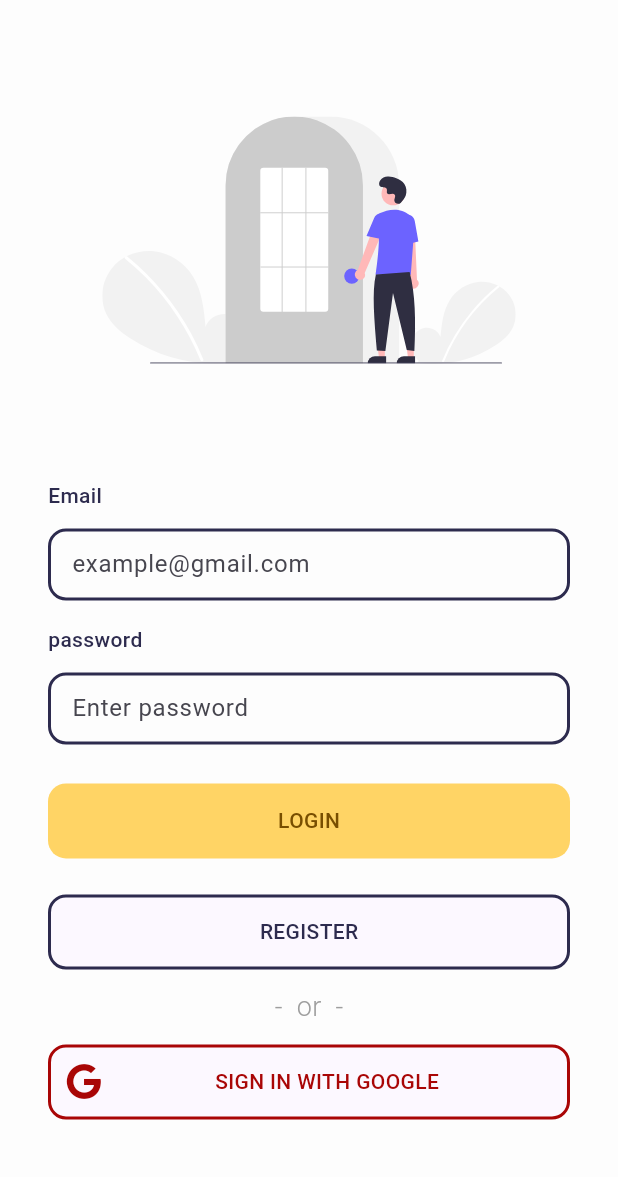
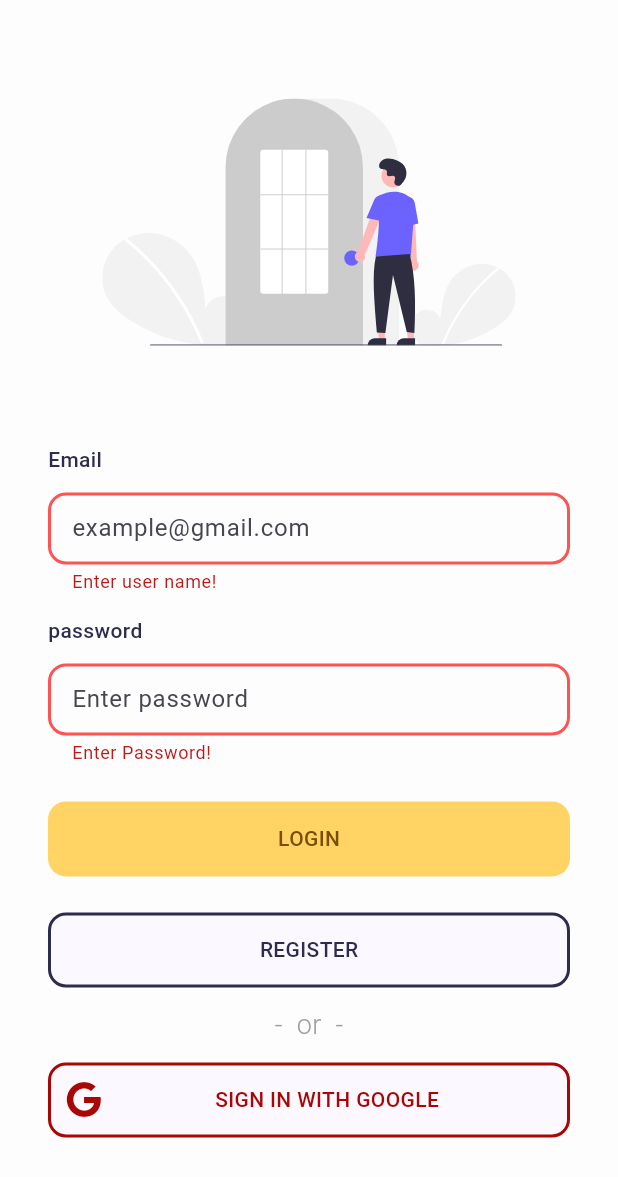
Before and after one commit to WafaaHarbJame/scan_qr_app, a Flutter app: the LoginView screen opened by its route, after a tap on "LOGIN", on a phone screen of 412 x 824 dp. Shown: the top 1177 px of the screen. Run offline on Flutter 3.47's test engine with Material 2 defaults, Android fonts, the phone set to English and light mode, and no system bars; our stand-ins replace flutter_slidable, flutter_svg, font_awesome_flutter, qr_flutter, shared_preferences; accounts and stored records are empty; network calls fail.

```diff
--- a/lib/core/util/styles.dart
+++ b/lib/core/util/styles.dart
@@ -6,6 +6,10 @@ abstract class Styles {
       OutlineInputBorder(
           borderRadius: BorderRadius.circular(12),
           borderSide: const BorderSide(color: kPrimaryColor, width: 2));
+  static OutlineInputBorder redRoundedOutlineInputBorder =
+      OutlineInputBorder(
+          borderRadius: BorderRadius.circular(12),
+          borderSide: const BorderSide(color: Colors.redAccent, width: 2));
 
   static const textStyle14 = TextStyle(
       fontSize: 14, fontWeight: FontWeight.w500, color: kPrimaryColor);
--- a/lib/core/widgets/cardfriendlinks.dart
+++ b/lib/core/widgets/cardfriendlinks.dart
@@ -1,5 +1,4 @@
 import 'package:flutter/material.dart';
-import 'package:bootcamp_starter/core/util/constants.dart';
 import 'package:bootcamp_starter/core/widgets/text_style.dart';
 class cardfriendlinks extends StatelessWidget {
 final Color colorcard;
--- a/lib/core/widgets/custom_labeled_textfield_widget.dart
+++ b/lib/core/widgets/custom_labeled_textfield_widget.dart
@@ -4,7 +4,9 @@ import 'package:flutter/material.dart';
 class PrimaryLabeledTextFieldWidget extends StatelessWidget {
   final String label;
   final String? hint;
+  final String? errorMessage;
   final TextEditingController? controller;
+  final String? Function(String?)? validator;
   final bool password;
   final TextInputType? keyboardType;
   const PrimaryLabeledTextFieldWidget(
@@ -13,6 +15,8 @@ class PrimaryLabeledTextFieldWidget extends StatelessWidget {
       this.controller,
       this.hint,
       this.password = false,
+      this.errorMessage,
+      this.validator,
       this.keyboardType});
 
   @override
@@ -27,23 +31,23 @@ class PrimaryLabeledTextFieldWidget extends StatelessWidget {
         const SizedBox(
           height: 12,
         ),
-        SizedBox(
-          height: 50,
-          child: TextField(
+        TextFormField(
           keyboardType: keyboardType,
           controller: controller,
           obscureText: password,
+          validator: validator,
           enableSuggestions: password == true ? false : true,
           autocorrect: password == true ? false : true,
           decoration: InputDecoration(
             contentPadding:
                 const EdgeInsets.symmetric(horizontal: 12, vertical: 12),
             hintText: hint,
+            errorText: errorMessage,
             border: Styles.primaryRoundedOutlineInputBorder,
             focusedBorder: Styles.primaryRoundedOutlineInputBorder,
             enabledBorder: Styles.primaryRoundedOutlineInputBorder,
+            errorBorder: Styles.redRoundedOutlineInputBorder,
             disabledBorder: Styles.primaryRoundedOutlineInputBorder,
-            ),
           ),
         ),
       ],
--- a/lib/features/auth/login_provider.dart
+++ b/lib/features/auth/login_provider.dart
@@ -1,6 +1,7 @@
-import 'package:bootcamp_starter/features/auth/UserPreferences.dart';
+import 'package:bootcamp_starter/features/auth/ShPreferences.dart';
 import 'package:bootcamp_starter/features/auth/UserRepository.dart';
 import 'package:bootcamp_starter/features/auth/user_model.dart';
+import 'package:flutter/foundation.dart';
 import '../../../../network/api_response.dart';
 
 
@@ -40,9 +41,10 @@ class LoginProvider {
     userApiResponse = ApiResponse.loading('login');
     try {
       UserResponse user = await userRepository.login("/login",userName,password);
-      userApiResponse = ApiResponse.completed(user.user,);
       ShPreferences.saveUser(user.user);
       ShPreferences.saveToken(user.token);
+      userApiResponse = ApiResponse.completed(user.user,);
+
 
 
     } catch (e) {
--- a/lib/features/auth/login_view.dart
+++ b/lib/features/auth/login_view.dart
@@ -12,7 +12,7 @@ import 'package:flutter_svg/flutter_svg.dart';
 
 import '../../network/api_response.dart';
 import '../main_app/main_app_view.dart';
-import 'UserPreferences.dart';
+import 'ShPreferences.dart';
 import 'widgets/google_button_widget.dart';
 import 'package:http/http.dart' as http;
 
@@ -29,6 +29,7 @@ class _LoginViewState extends State<LoginView> {
   final TextEditingController emailController = TextEditingController();
 
   final TextEditingController passwordController = TextEditingController();
+  final GlobalKey<FormState> _formkey = GlobalKey<FormState>();
 
   @override
   Widget build(BuildContext context) {
@@ -40,6 +41,8 @@ class _LoginViewState extends State<LoginView> {
         padding: const EdgeInsets.symmetric(horizontal: 32.0),
         child: SizedBox(
           height: MediaQuery.of(context).size.height,
+          child: Form(
+            key: _formkey,
             child: Column(
               children: [
                 const Spacer(),
@@ -51,6 +54,12 @@ class _LoginViewState extends State<LoginView> {
                 const Spacer(),
                 PrimaryLabeledTextFieldWidget(
                   controller: emailController,
+                  validator: (value) {
+                    if (value != null && value.isEmpty) {
+                      return "Enter user name!";
+                    }
+                    return null;
+                  },
                   hint: 'example@gmail.com',
                   keyboardType: TextInputType.emailAddress,
                   label: 'Email',
@@ -60,6 +69,12 @@ class _LoginViewState extends State<LoginView> {
                 ),
                 PrimaryLabeledTextFieldWidget(
                   controller: passwordController,
+                  validator: (value) {
+                    if (value != null && value.isEmpty) {
+                      return "Enter Password!";
+                    }
+                    return null;
+                  },
                   hint: 'Enter password',
                   label: 'password',
                   password: true,
@@ -69,13 +84,12 @@ class _LoginViewState extends State<LoginView> {
                 ),
                 SecondaryButtonWidget(
                     onTap: () async {
-
-                    // if(emailController.text.isNotEmpty && passwordController.text.isNotEmpty){
-                      print("Log empty data");
+                      if (_formkey.currentState!.validate()) {
                         try {
-                        ApiResponse<User> userApiResponse = await LoginProvider()
-                            .loginUser(
-                            emailController.text, passwordController.text);
+                          ApiResponse<User> userApiResponse =
+                          await LoginProvider().loginUser(
+                              emailController.text,
+                              passwordController.text);
                           if (userApiResponse.status == Status.LOADING) {
                             return const CircularProgressIndicator(
                               color: Colors.blue,
@@ -83,53 +97,16 @@ class _LoginViewState extends State<LoginView> {
                           } else if (userApiResponse.status == Status.COMPLETED) {
                             Navigator.pushNamed(context, MainAppView.id);
                           } else if (userApiResponse.status == Status.ERROR) {
-                          AlertDialog(
-                            title: const Text('AlertDialog Title'),
-                            content: const SingleChildScrollView(
-                              child: ListBody(
-                                children: <Widget>[
-                                  Text('Login'),
-                                  Text('Login Error'),
-                                ],
-                              ),
-                            ),
-                            actions: <Widget>[
-                              TextButton(
-                                child: const Text('ok'),
-                                onPressed: () {
-                                  Navigator.of(context).pop();
-                                },
-                              ),
-                            ],
-                          );
+                            print("Error status");
                           }
                         } catch (e) {
                           // An error occurred
                           print('Log An error occurred: $e');
                         }
-
-                 //   }
-                 //    else{
-                 //      AlertDialog(
-                 //        title: const Text('Login'),
-                 //        content: const SingleChildScrollView(
-                 //          child: ListBody(
-                 //            children: <Widget>[
-                 //              Text('Data empty'),
-                 //            ],
-                 //          ),
-                 //        ),
-                 //        actions: <Widget>[
-                 //          TextButton(
-                 //            child: const Text('ok'),
-                 //            onPressed: () {
-                 //              Navigator.of(context).pop();
-                 //            },
-                 //          ),
-                 //        ],
-                 //      );
-                 //    }
-                    // makeLoginRequest1(context);
+                      } else {
+                        debugPrint("Name is ${emailController.text}");
+                        debugPrint("password is ${passwordController.text}");
+                      }
                     },
                     text: 'LOGIN'),
                 const SizedBox(
@@ -159,39 +136,34 @@ class _LoginViewState extends State<LoginView> {
             ),
           ),
         ),
+      ),
     ));
   }
 }
 
-// Future<void> makeLoginRequest1(context) async {
-//   try {
-//     ApiResponse<User> userApiResponse = await LoginProvider().loginUser(email);
-//     if (userApiResponse.status == Status.LOADING) {
-//     } else if (userApiResponse.status == Status.COMPLETED) {
-//       Navigator.pushNamed(context, MainAppView.id);
-//     } else if (userApiResponse.status == Status.ERROR) {
-//       AlertDialog(
-//         title: const Text('AlertDialog Title'),
-//         content: const SingleChildScrollView(
-//           child: ListBody(
-//             children: <Widget>[
-//               Text('Login'),
-//               Text('Login Error'),
-//             ],
-//           ),
-//         ),
-//         actions: <Widget>[
-//           TextButton(
-//             child: const Text('ok'),
-//             onPressed: () {
-//               Navigator.of(context).pop();
-//             },
-//           ),
-//         ],
-//       );
-//     }
-//   } catch (e) {
-//     // An error occurred
-//     print('Log An error occurred: $e');
-//   }
-// }
+class ShowAlert extends StatelessWidget {
+  const ShowAlert({super.key});
+
+  @override
+  Widget build(BuildContext context) {
+    return AlertDialog(
+      title: const Text('AlertDialog Title'),
+      content: const SingleChildScrollView(
+        child: ListBody(
+          children: <Widget>[
+            Text('Login'),
+            Text('Login Error'),
+          ],
+        ),
+      ),
+      actions: <Widget>[
+        TextButton(
+          child: const Text('ok'),
+          onPressed: () {
+            Navigator.of(context).pop();
+          },
+        ),
+      ],
+    );
+  }
+}
--- a/lib/features/friend_profile/appBarFriendProfile.dart
+++ b/lib/features/friend_profile/appBarFriendProfile.dart
@@ -18,7 +18,9 @@ class _AppBarfriendprofileState extends State<AppBarfriendprofile> {
         // crossAxisAlignment: CrossAxisAlignment.start,
         children: [
           IconButton(
-              onPressed: () {},
+              onPressed: () {
+                Navigator.pop(context);
+              },
               icon: Icon(Icons.arrow_back_ios, size: 24),
               color: kPrimaryColor),
           SizedBox(
--- a/lib/features/friend_profile/cardfriendlink.dart
+++ b/lib/features/friend_profile/cardfriendlink.dart
@@ -1,7 +1,6 @@
 import 'package:flutter/material.dart';
 import 'package:bootcamp_starter/core/util/constants.dart';
 import 'package:bootcamp_starter/core/widgets/cardfriendlinks.dart';
-import 'package:bootcamp_starter/core/widgets/text_style.dart';
 
 import '../profile/links/models/link_model.dart';
 class LinkList extends StatelessWidget {
--- a/lib/features/profile/links/repo/LinkRepository.dart
+++ b/lib/features/profile/links/repo/LinkRepository.dart
@@ -1,15 +1,16 @@
 import '../../../../network/api_base_helper.dart';
+import '../../../auth/ShPreferences.dart';
 import '../models/link_model.dart';
 
 class LinkRepository {
   final ApiBaseHelper _helper = ApiBaseHelper();
 
   //example - you can use cashed user token
-  String userToken = '1|LajBiiQSs1r9FOVowIXKpdFJYQAzCvrhCOjND7iM';
-
+ // String userToken = '1|LajBiiQSs1r9FOVowIXKpdFJYQAzCvrhCOjND7iM';
+  String? token = ShPreferences.getToken();
   Future<List<Link>> fetchLinkList() async {
     final response = await _helper.get("/links", {
-      'Authorization': 'Bearer $userToken',
+      'Authorization': 'Bearer $token',
     });
     return LinkResponse.fromJson(response).results;
   }
--- a/lib/features/profile/profile_view.dart
+++ b/lib/features/profile/profile_view.dart
@@ -8,7 +8,7 @@ import 'package:provider/provider.dart';
 import '../../core/util/constants.dart';
 import '../../core/util/styles.dart';
 import '../../network/api_response.dart';
-import '../auth/UserPreferences.dart';
+import '../auth/ShPreferences.dart';
 import '../auth/user_model.dart';
 import '../edit_user_info/edit_user_info.dart';
 import 'links/providers/links_provider.dart';
@@ -324,6 +324,8 @@ class LinksListItem extends StatelessWidget {
 class CardProfile extends StatelessWidget {
   User? savedUser = ShPreferences.getUser();
 
+  CardProfile({super.key});
+
   @override
   Widget build(BuildContext context) {
     return Center(
--- a/lib/main.dart
+++ b/lib/main.dart
@@ -7,19 +7,23 @@ import 'package:bootcamp_starter/features/onbording/onbording_view.dart';
 import 'package:bootcamp_starter/features/profile/profile_view.dart';
 import 'package:flutter/material.dart';
 import 'package:provider/provider.dart';
+import 'package:shared_preferences/shared_preferences.dart';
 
 import 'core/util/constants.dart';
+import 'features/auth/ShPreferences.dart';
 import 'features/profile/links/providers/links_provider.dart';
 
 void main() async {
-  runApp(const MyApp());
+  runApp(MyApp());
 }
 
 class MyApp extends StatelessWidget {
-  const MyApp({super.key});
+
+  MyApp({super.key});
 
   @override
   Widget build(BuildContext context) {
+
     return MultiProvider(
         providers: [
           ChangeNotifierProvider<LinkProvider>(
@@ -39,6 +43,7 @@ class MyApp extends StatelessWidget {
                     color: kPrimaryColor),
               ),
               scaffoldBackgroundColor: kScaffoldColor),
+
           home: const OnBoardingView(),
           routes: {
             LoginView.id: (context) => LoginView(),
```
Also changed, not shown: lib/features/home/LinkListHome.dart (added, +72 -0 lines), lib/features/home/home_view.dart (+25 -2 lines), lib/features/onbording/onbording_view.dart (+15 -1 lines), lib/features/auth/ShPreferences.dart (renamed from lib/features/auth/UserPreferences.dart), pubspec.lock. Lines whose indentation alone changed are shown as unchanged.
